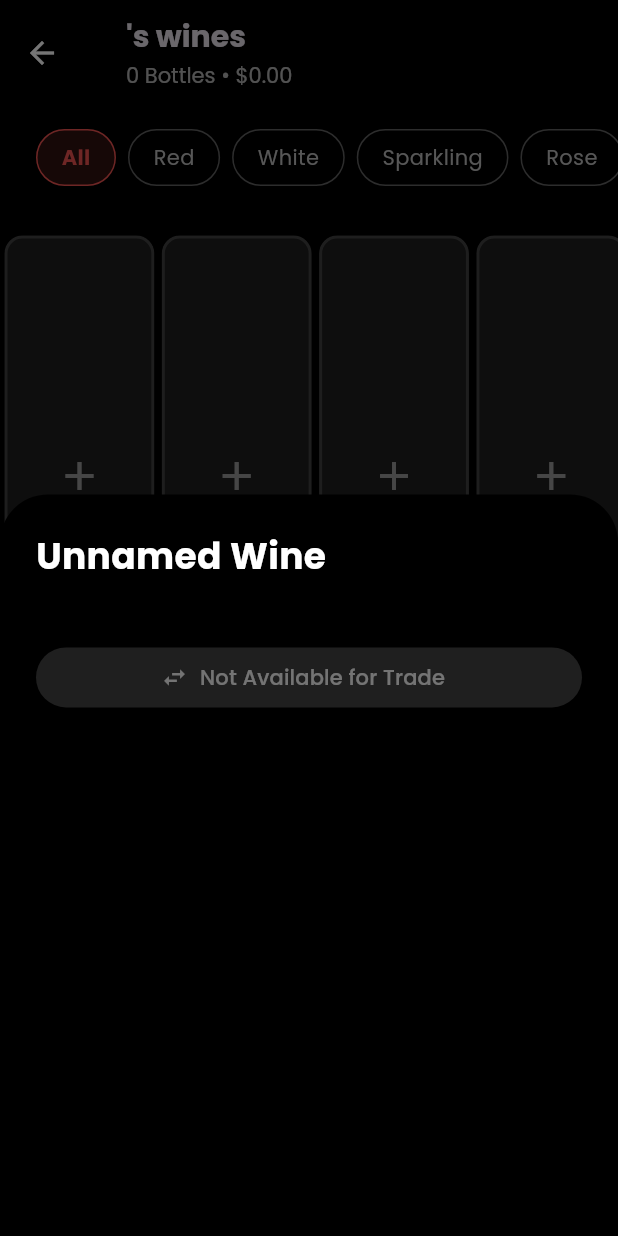
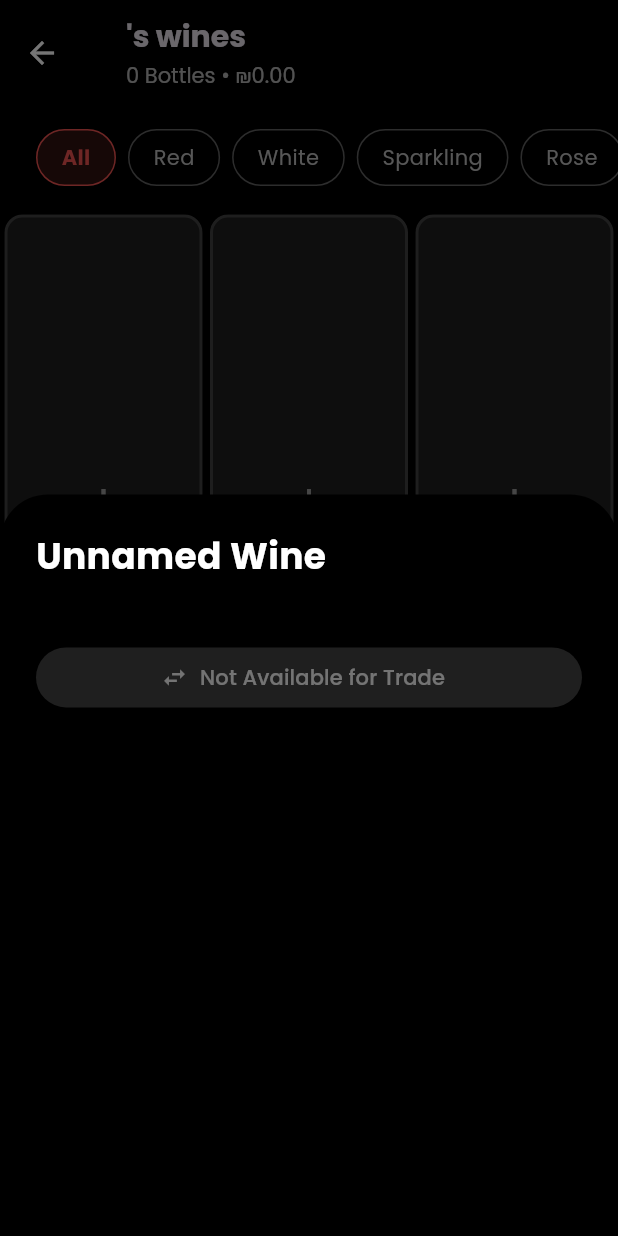
Before and after one commit to kozlovski26/WineStocker, a Flutter app: the UserCollectionScreen screen opened directly with empty values, after a tap on the "add" icon, on a phone screen of 412 x 824 dp. Run offline on Flutter 3.47's test engine with Material 3 defaults, Android fonts, the phone set to English and light mode, and no system bars; our stand-ins replace cached_network_image, camera, cloud_firestore, firebase_auth, firebase_core, firebase_storage and 3 more; accounts and stored records are empty; statements that could not run were skipped.

Commit message:
Fix users collection grid

```diff
--- a/wine_inventory/lib/features/wine_collection/presentation/screens/user_collection_screen.dart
+++ b/wine_inventory/lib/features/wine_collection/presentation/screens/user_collection_screen.dart
@@ -120,7 +120,7 @@ class _UserCollectionScreenState extends State<UserCollectionScreen>
               ),
               const SizedBox(height: 4),
               Text(
-                '$_totalBottles Bottles • \$${_totalCollectionValue.toStringAsFixed(2)}',
+                '$_totalBottles Bottles • ₪${_totalCollectionValue.toStringAsFixed(2)}',
                 style: const TextStyle(
                   color: Colors.white70,
                   fontSize: 14,
@@ -208,15 +208,24 @@ class _UserCollectionScreenState extends State<UserCollectionScreen>
       return const Center(child: CircularProgressIndicator());
     }
 
+    final screenWidth = MediaQuery.of(context).size.width;
+    const maxVisibleColumns = 4;
+    final cardWidth = _settings!.columns <= maxVisibleColumns
+        ? screenWidth / _settings!.columns
+        : screenWidth / maxVisibleColumns;
+    const cardAspectRatio = 0.35;
+
     return SingleChildScrollView(
       scrollDirection: Axis.horizontal,
       child: SizedBox(
-        width: MediaQuery.of(context).size.width * 1.28,
+        width: _settings!.columns <= maxVisibleColumns
+            ? screenWidth
+            : cardWidth * _settings!.columns,
         child: GridView.builder(
-          padding: const EdgeInsets.fromLTRB(1, 15, 3, 1),
-          gridDelegate: const SliverGridDelegateWithFixedCrossAxisCount(
-            crossAxisCount: 5,
-            childAspectRatio: 0.32,
+          padding: const EdgeInsets.all(1),
+          gridDelegate: SliverGridDelegateWithFixedCrossAxisCount(
+            crossAxisCount: _settings!.columns,
+            childAspectRatio: cardAspectRatio,
             crossAxisSpacing: 1,
             mainAxisSpacing: 1,
           ),
@@ -284,7 +293,7 @@ class _UserCollectionScreenState extends State<UserCollectionScreen>
                 ),
               if (bottle.price != null)
                 Text(
-                  'Price: \$${bottle.price!.toStringAsFixed(2)}',
+                  'Price: ₪${bottle.price!.toStringAsFixed(2)}',
                   style: const TextStyle(color: Colors.white70),
                 ),
               if (bottle.notes != null && bottle.notes!.isNotEmpty)
```
